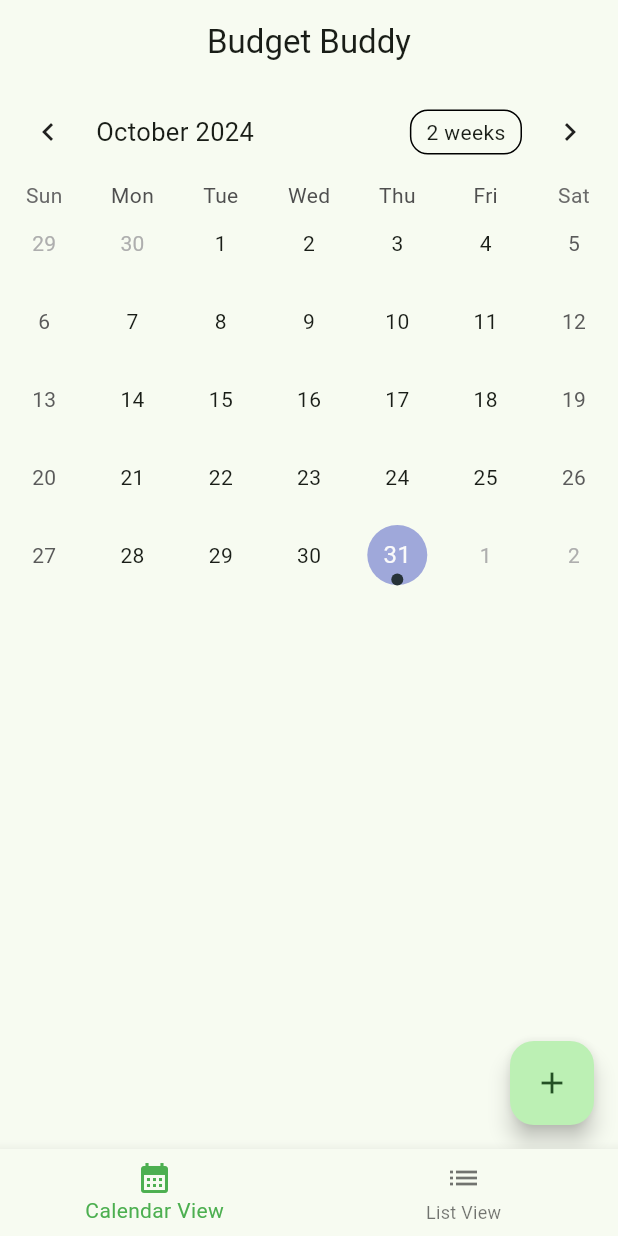
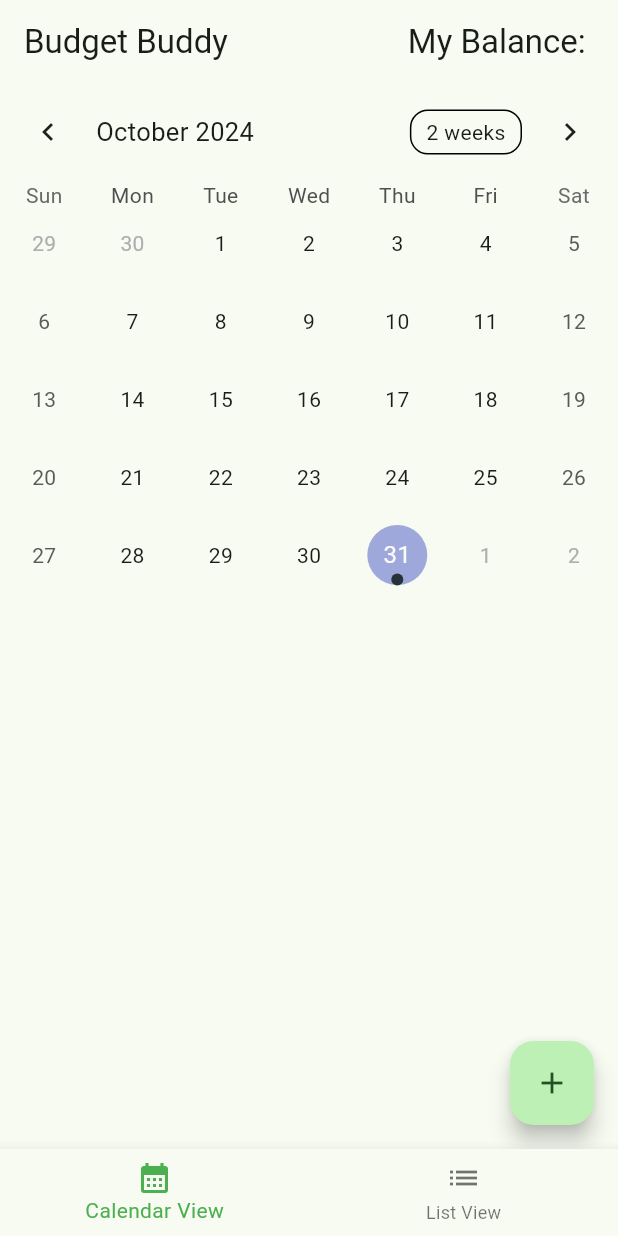
Before and after one commit to 404thecomputer/budget-buddy, a Flutter app: the screen it shows after launch, on a phone screen of 412 x 824 dp. Run offline on Flutter 3.47's test engine with Material 3 defaults, Android fonts, the phone set to English and light mode, and no system bars; drawn by our look-alikes of table_calendar; our stand-ins replace camera, money_formatter.

Commit message:
added spot for total balance

```diff
--- a/budget_buddy/lib/dialogs/take_picture_screen.dart
+++ b/budget_buddy/lib/dialogs/take_picture_screen.dart
@@ -31,6 +31,7 @@ class TakePictureScreenState extends State<TakePictureScreen> {
     _initializeControllerFuture = _controller.initialize();
   }
 
+  @override
   void dispose() {
     //dispose of the controller when the widget is disposed
     _controller.dispose();
--- a/budget_buddy/lib/pages/item_calendar_view.dart
+++ b/budget_buddy/lib/pages/item_calendar_view.dart
@@ -37,9 +37,16 @@ class _ItemCalendarViewState extends State<ItemCalendarView> {
   @override
   Widget build(BuildContext context) {
     return Scaffold(
-      appBar: AppBar(
-        title: const Text("Budget Buddy"),
-        centerTitle: true,
+     appBar: AppBar(
+          title: const Row(
+            children: <Widget>[
+                Text(
+                'Budget Buddy',
+                ),
+                Spacer(),
+              Text("My Balance: "),
+            ]
+           )
       ),
       body: TableCalendar(
         shouldFillViewport: true,
--- a/budget_buddy/lib/pages/test.dart
+++ b/budget_buddy/lib/pages/test.dart
@@ -7,7 +7,7 @@ class Test extends StatelessWidget {
   Widget build(BuildContext context) {
     return Scaffold(
       appBar: AppBar(
-        title: Text("Test"),
+        title: const Text("Test"),
       ),
       body: const Align(
         alignment: Alignment.center,
```
Also changed, not shown: budget_buddy/lib/pages/item_list_view.dart (+9 -2 lines), 9 other files.
